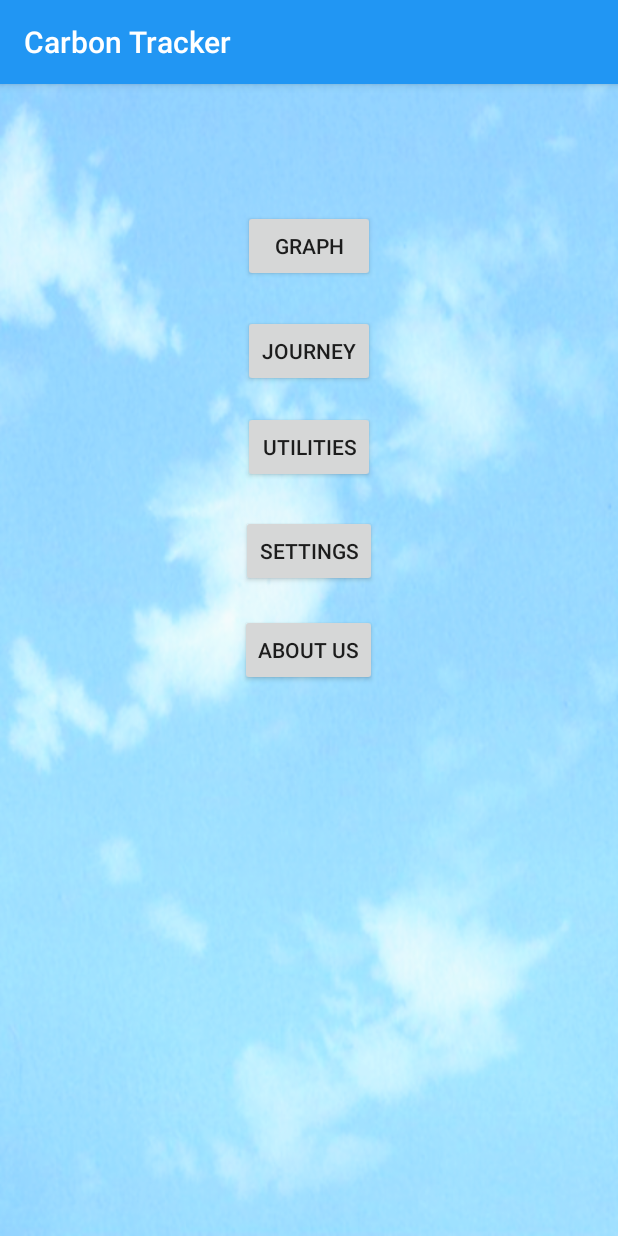
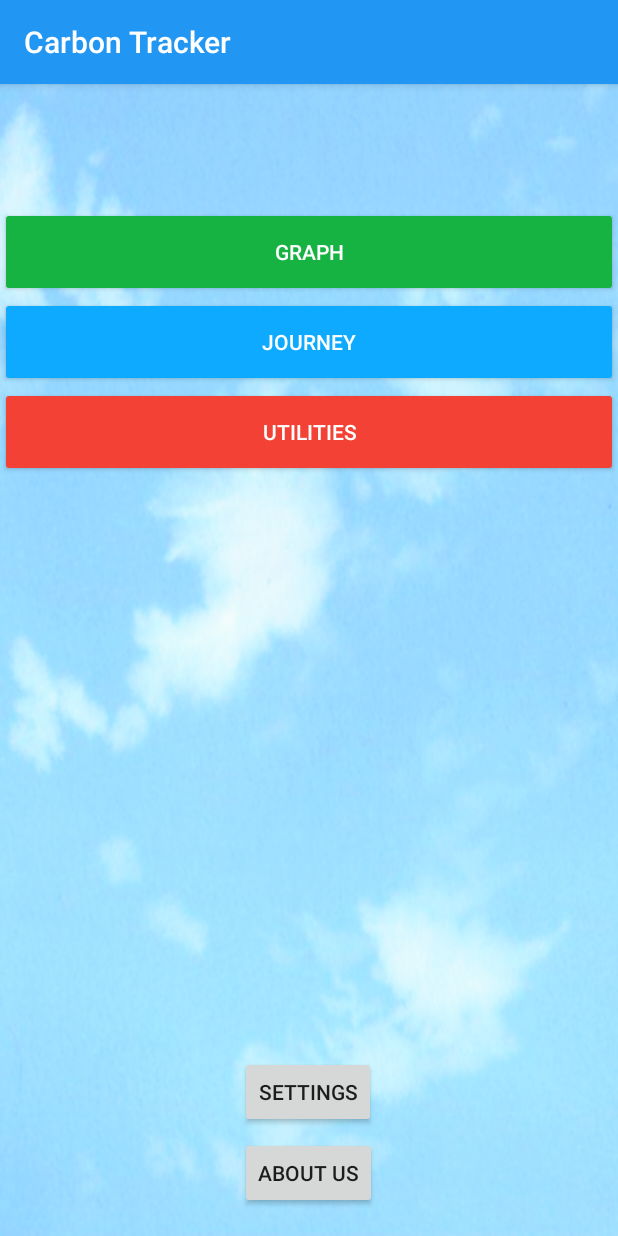
Before and after one commit to tangjon/Carbon-Tracking-System, an Android app: the Temp_Main_Acticity screen opened directly, with no data from a screen before it, on a phone screen of 412 x 824 dp. Run offline under Robolectric (Android 15) with nearby library versions, the phone set to English and light mode, and no system bars.

Commit message:
Colour main menu

```diff
--- a/app/src/main/res/layout/activity_temp__main__acticity.xml
+++ b/app/src/main/res/layout/activity_temp__main__acticity.xml
@@ -1,6 +1,5 @@
 <?xml version="1.0" encoding="utf-8"?>
 <RelativeLayout xmlns:android="http://schemas.android.com/apk/res/android"
-    xmlns:app="http://schemas.android.com/apk/res-auto"
     xmlns:tools="http://schemas.android.com/tools"
     android:layout_width="match_parent"
     android:layout_height="match_parent"
@@ -9,52 +8,54 @@
 
     <Button
         android:id="@+id/Main_Graph_BTN"
-        android:layout_width="wrap_content"
-        android:layout_height="wrap_content"
+        android:layout_width="match_parent"
+        android:layout_height="60dp"
+        android:layout_marginTop="82dp"
         android:text="Graph"
+        android:theme="@style/ColoredButton.Green"
         tools:layout_editor_absoluteX="8dp"
         tools:layout_editor_absoluteY="434dp"
         android:layout_alignParentTop="true"
-      android:layout_alignStart="@+id/Main_Journey_BTN"
-      android:layout_marginTop="84dp" />
+        android:layout_alignParentStart="true" />
 
     <Button
         android:id="@+id/Main_Utilities_BTN"
-        android:layout_width="wrap_content"
-        android:layout_height="wrap_content"
+        android:layout_width="match_parent"
+        android:layout_height="60dp"
         android:text="UTILITIES"
+        android:theme="@style/ColoredButton.Red"
         tools:layout_editor_absoluteX="290dp"
         tools:layout_editor_absoluteY="427dp"
         android:layout_below="@+id/Main_Journey_BTN"
-        android:layout_centerHorizontal="true"
-        android:layout_marginTop="16dp" />
+        android:layout_alignParentStart="true" />
 
     <Button
         android:id="@+id/Main_Journey_BTN"
-        android:layout_width="wrap_content"
-        android:layout_height="wrap_content"
+        android:layout_width="match_parent"
+        android:layout_height="60dp"
         android:text="Journey"
+        android:theme="@style/ColoredButton.Blue"
         tools:layout_editor_absoluteX="8dp"
         tools:layout_editor_absoluteY="16dp"
-      android:layout_alignTop="@+id/Main_Graph_BTN"
-      android:layout_alignStart="@+id/Main_Utilities_BTN"
-      android:layout_marginTop="70dp" />
+        android:layout_below="@+id/Main_Graph_BTN"
+        android:layout_alignParentStart="true" />
+
     <Button
         android:id="@+id/btn_about"
         android:layout_width="wrap_content"
         android:layout_height="wrap_content"
         android:text="@string/label_about_us"
-        android:layout_marginTop="18dp"
-        android:layout_below="@+id/btnMainActivityToSettings"
-        android:layout_alignEnd="@+id/btnMainActivityToSettings" />
+        android:layout_alignParentBottom="true"
+        android:layout_centerHorizontal="true"
+        android:layout_marginBottom="18dp" />
 
     <Button
         android:id="@+id/btnMainActivityToSettings"
         android:layout_width="wrap_content"
         android:layout_height="wrap_content"
         android:text="Settings"
-        android:layout_below="@+id/Main_Utilities_BTN"
-        android:layout_centerHorizontal="true"
-        android:layout_marginTop="21dp" />
+        android:layout_marginBottom="54dp"
+        android:layout_alignBottom="@+id/btn_about"
+        android:layout_alignStart="@+id/btn_about" />
 
 </RelativeLayout>
--- a/app/src/main/res/values/colors.xml
+++ b/app/src/main/res/values/colors.xml
@@ -12,4 +12,5 @@
     <!--Button Colours-->
     <color name="btn_green">#16B242</color>
     <color name="btn_blue">#0DAAFF</color>
+    <color name="btn_red">#f34235</color>
 </resources>
--- a/app/src/main/res/values/styles.xml
+++ b/app/src/main/res/values/styles.xml
@@ -27,6 +27,11 @@
         <item name="android:textColor">#ffffff</item>
     </style>
 
+    <style name="ColoredButton.Red" parent="Base.Widget.AppCompat.Button">
+        <item name="colorButtonNormal">@color/btn_red</item>
+        <item name="android:textColor">#ffffff</item>
+    </style>
+
 
 
 </resources>
```
Lines whose indentation alone changed are shown as unchanged.
